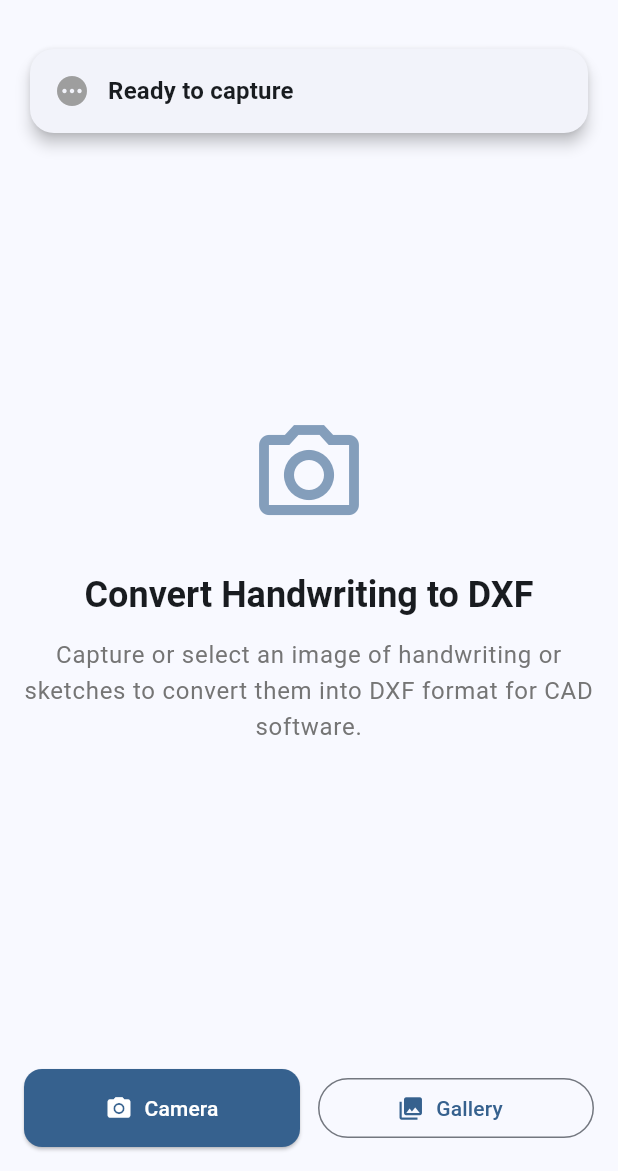
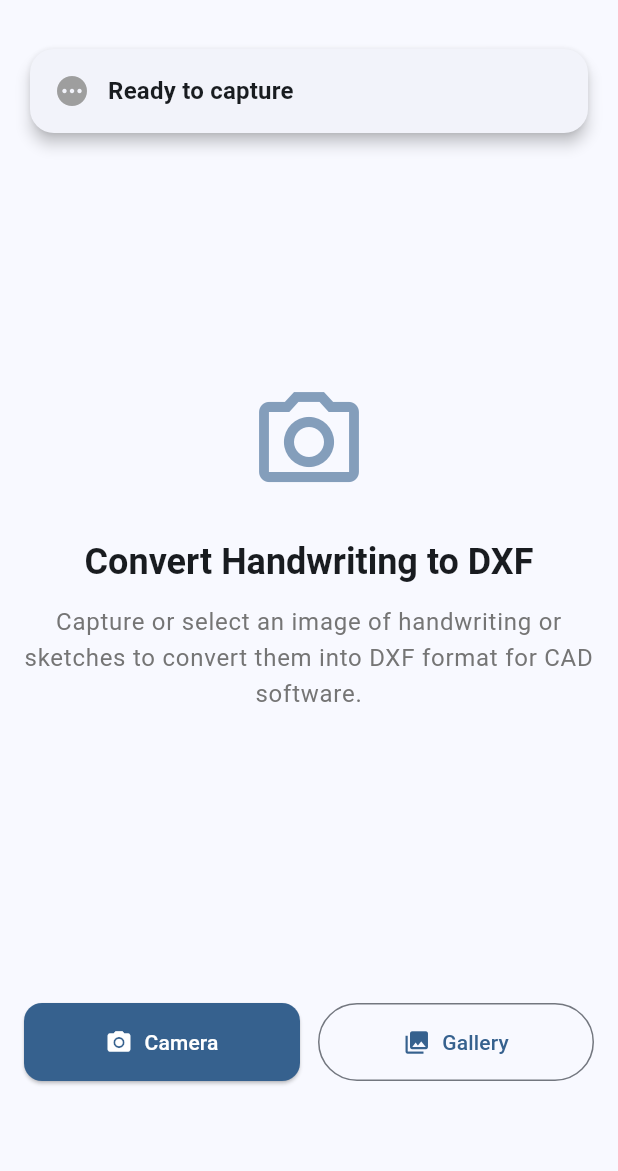
Before and after one commit to johnhcolani/DXF-Scanner, a Flutter app: the screen it shows after launch, on a phone screen of 412 x 824 dp, the part 65-1236 px from its top. Run offline on Flutter 3.47's test engine with Material 3 defaults, Android fonts, the phone set to English and light mode, and no system bars; our stand-ins replace camera, image_picker, permission_handler, share_plus.

Commit message:
modified home screen

```diff
--- a/lib/screens/home_screen.dart
+++ b/lib/screens/home_screen.dart
@@ -50,12 +50,12 @@ class _HomeScreenState extends State<HomeScreen> {
 
                 const SizedBox(height: 24),
 
-                // Main content area
-                Expanded(child: _buildMainContent(context, appState)),
+                // Main content area - using flexible layout for better balance
+                Flexible(child: _buildMainContent(context, appState)),
 
-                const SizedBox(height: 24),
+                const SizedBox(height: 32),
 
-                // Action buttons
+                // Action buttons - now with better positioning
                 _buildActionButtons(context, appState),
               ],
             ),
@@ -167,7 +167,7 @@ class _HomeScreenState extends State<HomeScreen> {
             ).textTheme.bodyLarge?.copyWith(color: Colors.grey[600]),
             textAlign: TextAlign.center,
           ),
-          const SizedBox(height: 32),
+          const SizedBox(height: 16),
           if (!appState.isCameraAvailable)
             Container(
               padding: const EdgeInsets.all(16),
@@ -197,7 +197,10 @@ class _HomeScreenState extends State<HomeScreen> {
   }
 
   Widget _buildActionButtons(BuildContext context, AppState appState) {
-    return Column(
+    return Container(
+      width: double.infinity,
+      padding: const EdgeInsets.symmetric(vertical: 8),
+      child: Column(
         children: [
           if (appState.currentImage != null) ...[
             Row(
@@ -213,6 +216,7 @@ class _HomeScreenState extends State<HomeScreen> {
                     style: ElevatedButton.styleFrom(
                       backgroundColor: Theme.of(context).colorScheme.primary,
                       foregroundColor: Colors.white,
+                      padding: const EdgeInsets.symmetric(vertical: 16),
                     ),
                   ),
                 ),
@@ -222,6 +226,9 @@ class _HomeScreenState extends State<HomeScreen> {
                     onPressed: () => appState.clearCurrentImage(),
                     icon: const Icon(Icons.refresh),
                     label: const Text('New Image'),
+                    style: OutlinedButton.styleFrom(
+                      padding: const EdgeInsets.symmetric(vertical: 16),
+                    ),
                   ),
                 ),
               ],
@@ -237,6 +244,7 @@ class _HomeScreenState extends State<HomeScreen> {
                   style: ElevatedButton.styleFrom(
                     backgroundColor: Colors.green,
                     foregroundColor: Colors.white,
+                    padding: const EdgeInsets.symmetric(vertical: 16),
                   ),
                 ),
               ),
@@ -254,6 +262,7 @@ class _HomeScreenState extends State<HomeScreen> {
                     style: ElevatedButton.styleFrom(
                       backgroundColor: Theme.of(context).colorScheme.primary,
                       foregroundColor: Colors.white,
+                      padding: const EdgeInsets.symmetric(vertical: 16),
                     ),
                   ),
                 ),
@@ -263,12 +272,18 @@ class _HomeScreenState extends State<HomeScreen> {
                     onPressed: () => appState.pickImageFromGallery(),
                     icon: const Icon(Icons.photo_library),
                     label: const Text('Gallery'),
+                    style: OutlinedButton.styleFrom(
+                      padding: const EdgeInsets.symmetric(vertical: 16),
                     ),
                   ),
+                ),
+                 const SizedBox(height: 12),
               ],
             ),
+            const SizedBox(height: 36),
           ],
         ],
+      ),
     );
   }
 
```
Also changed, not shown: 2 other files. Lines whose indentation alone changed are shown as unchanged.
